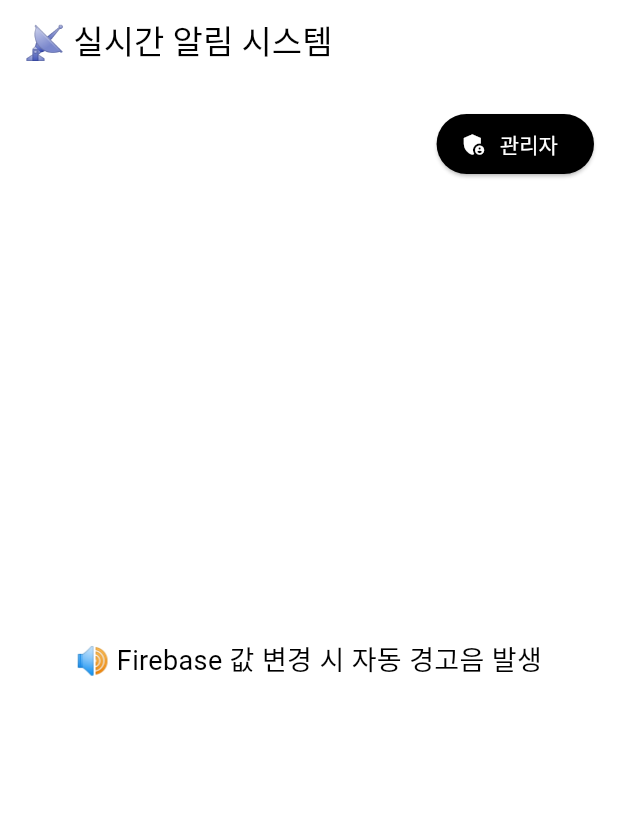
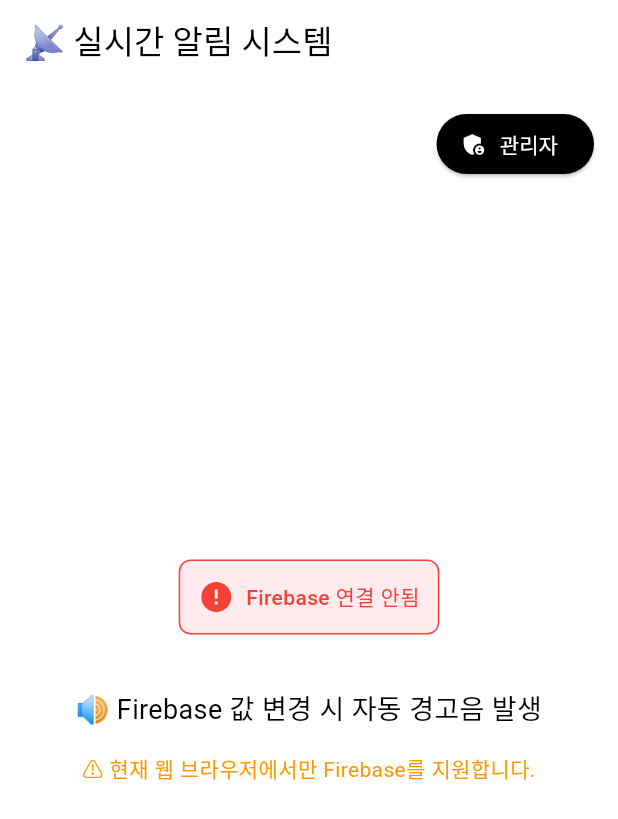
Before and after one commit to changjunYun/service-main, a Flutter app: the screen it shows after launch, on a phone screen of 412 x 824 dp. Shown: the top 819 px of the screen. Run offline on Flutter 3.47's test engine with Material 3 defaults, Android fonts, the phone set to English and light mode, and no system bars; our stand-ins replace audioplayers, firebase_core, firebase_database; accounts and stored records are empty.

Commit message:
값변경

```diff
--- a/lib/main.dart
+++ b/lib/main.dart
@@ -71,12 +71,30 @@
   @override
   void initState() {
     super.initState();
+    _initializeFirebase();
+  }
+
+  void _initializeFirebase() {
+    if (kIsWeb) {
+      try {
+        dbRef = FirebaseDatabase.instance.ref("state");
         _startListening();
+      } catch (e) {
+        debugPrint("❌ Firebase Database 초기화 실패: $e");
+      }
+    } else {
+      debugPrint("⚠️ 웹 플랫폼에서만 Firebase Database를 사용할 수 있습니다.");
+    }
   }
 
   void _startListening() {
+    if (dbRef == null) {
+      debugPrint("❌ Firebase Database가 초기화되지 않았습니다.");
+      return;
+    }
+
     debugPrint("👂 리스너 시작됨");
-    _subscription = dbRef.onValue.listen((event) async {
+    _subscription = dbRef!.onValue.listen((event) async {
       final currentValue = event.snapshot.value;
       debugPrint("📡 Firebase 값 감지: $currentValue");
 
@@ -106,11 +124,18 @@
   }
 
   void _sendAlert() async {
-    final snapshot = await dbRef.get();
+    if (dbRef == null) {
+      debugPrint("❌ Firebase Database가 초기화되지 않았습니다.");
+      _showErrorDialog("Firebase가 초기화되지 않았습니다.");
+      return;
+    }
+
+    try {
+      final snapshot = await dbRef!.get();
       final current = snapshot.value as int? ?? 0;
       final next = current == 1 ? 0 : 1;
 
-    await dbRef.set(next);
+      await dbRef!.set(next);
       debugPrint("📤 관리자에 의해 값 변경: $current → $next");
 
       showDialog(
@@ -118,6 +143,26 @@
         builder: (_) => AlertDialog(
           title: const Text("📣 알림"),
           content: const Text("알림을 보냈습니다."),
+          actions: [
+            TextButton(
+              onPressed: () => Navigator.pop(context),
+              child: const Text("확인"),
+            ),
+          ],
+        ),
+      );
+    } catch (e) {
+      debugPrint("❌ 알림 전송 실패: $e");
+      _showErrorDialog("알림 전송에 실패했습니다: $e");
+    }
+  }
+
+  void _showErrorDialog(String message) {
+    showDialog(
+      context: context,
+      builder: (_) => AlertDialog(
+        title: const Text("❌ 오류"),
+        content: Text(message),
         actions: [
           TextButton(
             onPressed: () => Navigator.pop(context),
@@ -153,17 +198,55 @@
             child: Column(
               mainAxisAlignment: MainAxisAlignment.center,
               children: [
+                // Firebase 연결 상태 표시
+                Container(
+                  padding: const EdgeInsets.all(12),
+                  margin: const EdgeInsets.all(16),
+                  decoration: BoxDecoration(
+                    color: dbRef != null ? Colors.green.shade50 : Colors.red.shade50,
+                    border: Border.all(
+                      color: dbRef != null ? Colors.green : Colors.red,
+                    ),
+                    borderRadius: BorderRadius.circular(8),
+                  ),
+                  child: Row(
+                    mainAxisSize: MainAxisSize.min,
+                    children: [
+                      Icon(
+                        dbRef != null ? Icons.check_circle : Icons.error,
+                        color: dbRef != null ? Colors.green : Colors.red,
+                      ),
+                      const SizedBox(width: 8),
+                      Text(
+                        dbRef != null ? "Firebase 연결됨" : "Firebase 연결 안됨",
+                        style: TextStyle(
+                          color: dbRef != null ? Colors.green : Colors.red,
+                          fontWeight: FontWeight.w500,
+                        ),
+                      ),
+                    ],
+                  ),
+                ),
+                const SizedBox(height: 20),
                 const Text(
                   "🔊 Firebase 값 변경 시 자동 경고음 발생",
                   textAlign: TextAlign.center,
                   style: TextStyle(fontSize: 18),
                 ),
+                if (!kIsWeb) ...[
+                  const SizedBox(height: 16),
+                  const Text(
+                    "⚠️ 현재 웹 브라우저에서만 Firebase를 지원합니다.",
+                    textAlign: TextAlign.center,
+                    style: TextStyle(fontSize: 14, color: Colors.orange),
+                  ),
+                ],
                 if (widget.isAdmin) ...[
                   const SizedBox(height: 20),
                   const Text("👮 관리자 모드입니다."),
                   const SizedBox(height: 10),
                   ElevatedButton(
-                    onPressed: _sendAlert,
+                    onPressed: dbRef != null ? _sendAlert : null,
                     child: const Text("🔃 상태 변경 (알림 보내기)"),
                   ),
                 ]
```
Lines whose indentation alone changed are shown as unchanged.
